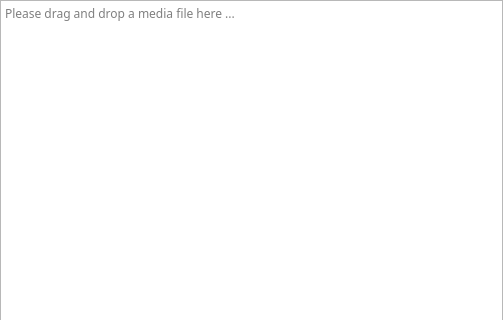
Old version of the form mediainfo/mediainfo_dialog.ui in the repository emako/qvs; both pictures show x 0 to 503 and y 0 to 320 of the 503 by 520 pixel window.
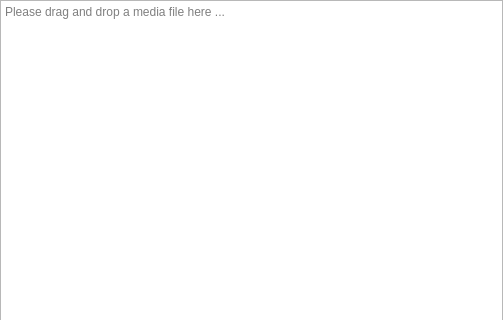
New version of the form. Icons and pictures are not drawn.

```diff
--- a/mediainfo/mediainfo_dialog.ui
+++ b/mediainfo/mediainfo_dialog.ui
@@ -34,11 +34,6 @@
    </property>
    <item>
     <widget class="QTextEdit" name="editMediaInfo">
-     <property name="font">
-      <font>
-       <family>Source Code Pro</family>
-      </font>
-     </property>
      <property name="acceptDrops">
       <bool>false</bool>
      </property>
@@ -49,7 +44,7 @@
       <string>&lt;!DOCTYPE HTML PUBLIC &quot;-//W3C//DTD HTML 4.0//EN&quot; &quot;http://www.w3.org/TR/REC-html40/strict.dtd&quot;&gt;
 &lt;html&gt;&lt;head&gt;&lt;meta name=&quot;qrichtext&quot; content=&quot;1&quot; /&gt;&lt;style type=&quot;text/css&quot;&gt;
 p, li { white-space: pre-wrap; }
-&lt;/style&gt;&lt;/head&gt;&lt;body style=&quot; font-family:'Source Code Pro'; font-size:9pt; font-weight:400; font-style:normal;&quot;&gt;
+&lt;/style&gt;&lt;/head&gt;&lt;body style=&quot; font-family:'SimSun'; font-size:9pt; font-weight:400; font-style:normal;&quot;&gt;
 &lt;p style=&quot;-qt-paragraph-type:empty; margin-top:0px; margin-bottom:0px; margin-left:0px; margin-right:0px; -qt-block-indent:0; text-indent:0px; font-family:'ＭＳ ゴシック';&quot;&gt;&lt;br /&gt;&lt;/p&gt;&lt;/body&gt;&lt;/html&gt;</string>
      </property>
      <property name="placeholderText">
```
